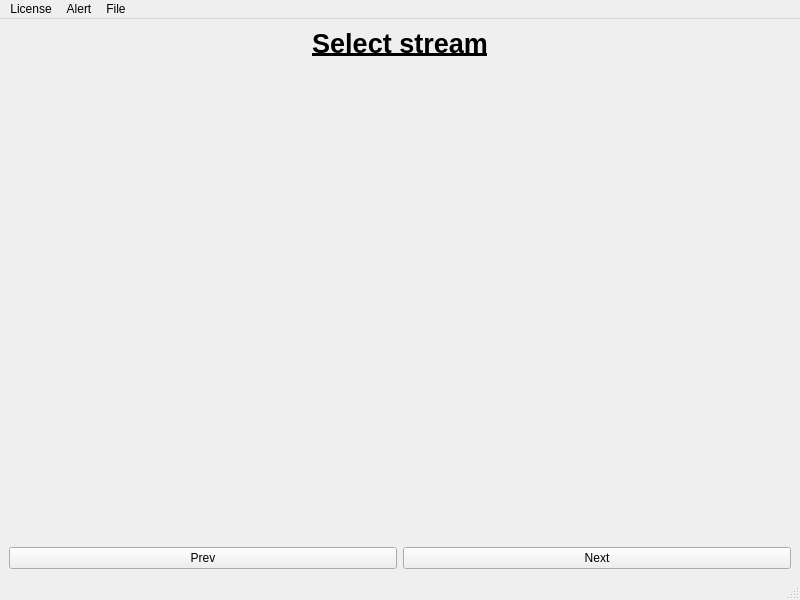
Above: generic_cv_tasks/ui/mainwindow.ui from stereomatchingkiss/show_cases before the change. Below: the same form after it.
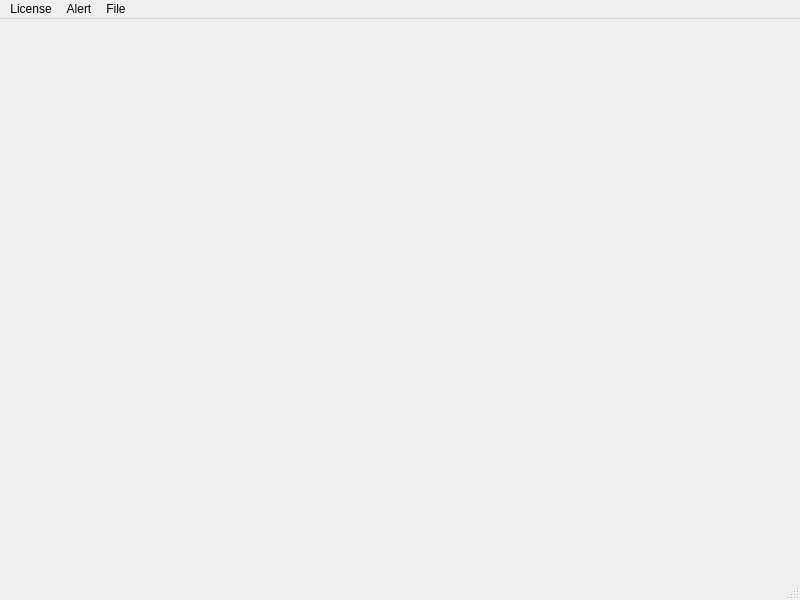
That is the form after the change.

Commit message: move pages into another classes, easier to maintain and support multi-streams

What changed in the file:
```diff
--- a/generic_cv_tasks/ui/mainwindow.ui
+++ b/generic_cv_tasks/ui/mainwindow.ui
@@ -15,50 +15,9 @@
   </property>
   <widget class="QWidget" name="centralwidget">
    <layout class="QVBoxLayout" name="verticalLayout">
-    <item>
-     <widget class="QLabel" name="labelTitle">
-      <property name="font">
-       <font>
-        <pointsize>20</pointsize>
-        <bold>true</bold>
-        <underline>true</underline>
-       </font>
-      </property>
-      <property name="autoFillBackground">
-       <bool>false</bool>
-      </property>
-      <property name="text">
-       <string>Select stream</string>
-      </property>
-      <property name="scaledContents">
-       <bool>false</bool>
-      </property>
-      <property name="alignment">
-       <set>Qt::AlignCenter</set>
-      </property>
-     </widget>
-    </item>
     <item>
      <widget class="QStackedWidget" name="stackedWidget"/>
     </item>
-    <item>
-     <layout class="QHBoxLayout" name="horizontalLayout">
-      <item>
-       <widget class="QPushButton" name="pushButtonPrev">
-        <property name="text">
-         <string>Prev</string>
-        </property>
-       </widget>
-      </item>
-      <item>
-       <widget class="QPushButton" name="pushButtonNext">
-        <property name="text">
-         <string>Next</string>
-        </property>
-       </widget>
-      </item>
-     </layout>
-    </item>
    </layout>
   </widget>
   <widget class="QMenuBar" name="menubar">
```
The commit also changes 2 other files.
